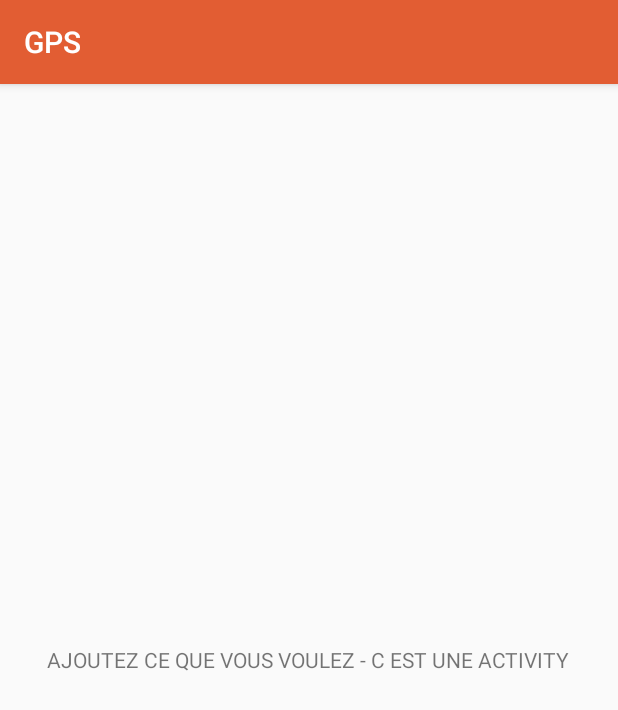
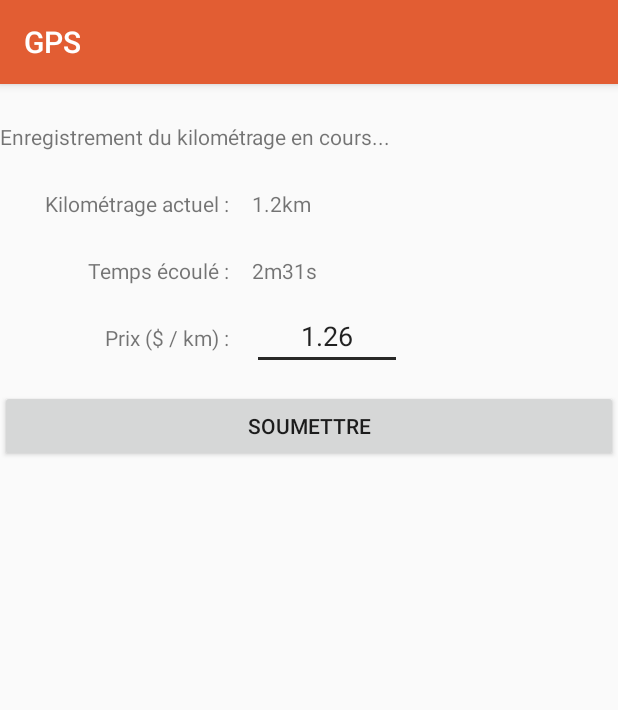
Before and after one commit to meurett/Mobile_projet_session, an Android app: the ActivityGPS screen opened directly, with no data from a screen before it, on a phone screen of 412 x 824 dp. Shown: the top 710 px of the screen. Run offline under Robolectric (Android 15) with nearby library versions, the phone set to English and light mode, and no system bars.

Commit message:
GUI de activity_GPS et fragment_gdrive

```diff
--- a/app/src/main/res/layout/activity_gps.xml
+++ b/app/src/main/res/layout/activity_gps.xml
@@ -1,21 +1,102 @@
 <?xml version="1.0" encoding="utf-8"?>
-<RelativeLayout xmlns:android="http://schemas.android.com/apk/res/android"
+<RelativeLayout
+    xmlns:android="http://schemas.android.com/apk/res/android"
     xmlns:tools="http://schemas.android.com/tools"
     android:id="@+id/activity_gps"
     android:layout_width="match_parent"
-    android:layout_height="match_parent"
-    android:paddingBottom="@dimen/activity_vertical_margin"
-    android:paddingLeft="@dimen/activity_horizontal_margin"
-    android:paddingRight="@dimen/activity_horizontal_margin"
-    android:paddingTop="@dimen/activity_vertical_margin"
+    android:layout_height="wrap_content"
+    android:gravity="center"
     tools:context="ca.ulaval.ima.projet_session.ActivityGPS">
 
     <TextView
-        android:text="AJOUTEZ CE QUE VOUS VOULEZ - C EST UNE ACTIVITY"
+        android:id="@+id/titre"
+        android:text="Enregistrement du kilométrage en cours..."
         android:layout_width="wrap_content"
         android:layout_height="wrap_content"
-        android:layout_centerVertical="true"
-        android:layout_centerHorizontal="true"
-        android:id="@+id/textView4"
-        tools:text="AJOUTEZ CE QUE VOUS VOULEZ - C EST UNE ACTIVITY" />
+        android:layout_marginTop="25dp"
+        />
+
+    <TextView
+        android:id="@+id/labelKilometrage"
+        android:text="Kilométrage actuel :"
+        android:layout_marginLeft="30dp"
+        android:layout_below="@id/titre"
+        android:layout_width="wrap_content"
+        android:layout_height="wrap_content"
+        android:layout_marginTop="25dp"
+        />
+
+    <TextView
+        android:id="@+id/kilometrage"
+        android:text="1.2km"
+        android:layout_toRightOf="@id/labelKilometrage"
+        android:layout_marginLeft="15dp"
+        android:layout_marginStart="15dp"
+        android:layout_alignBaseline="@+id/labelKilometrage"
+        android:layout_alignBottom="@+id/labelKilometrage"
+        android:layout_gravity="center"
+        android:layout_width="wrap_content"
+        android:layout_height="wrap_content"
+        android:layout_marginTop="25dp"
+        />
+
+    <TextView
+        android:id="@+id/labelTemps"
+        android:text="Temps écoulé :"
+        android:layout_width="wrap_content"
+        android:layout_height="wrap_content"
+        android:layout_below="@+id/labelKilometrage"
+        android:layout_alignRight="@+id/labelKilometrage"
+        android:layout_alignEnd="@+id/labelKilometrage"
+        android:layout_marginTop="25dp"
+        />
+
+    <TextView
+        android:id="@+id/temps"
+        android:text="2m31s"
+        android:layout_toRightOf="@id/labelTemps"
+        android:layout_marginLeft="15dp"
+        android:layout_marginStart="15dp"
+        android:layout_alignBaseline="@+id/labelTemps"
+        android:layout_alignBottom="@+id/labelTemps"
+        android:layout_gravity="center"
+        android:layout_width="wrap_content"
+        android:layout_height="wrap_content"
+        android:layout_marginTop="25dp"
+        />
+
+    <TextView
+        android:id="@+id/labelPrix"
+        android:text="Prix ($ / km) :"
+        android:layout_width="wrap_content"
+        android:layout_height="wrap_content"
+        android:layout_below="@+id/labelTemps"
+        android:layout_alignRight="@+id/labelTemps"
+        android:layout_alignEnd="@+id/labelTemps"
+        android:layout_marginTop="25dp"
+        />
+
+    <EditText
+        android:id="@+id/prix"
+        android:text="1.26"
+        android:layout_toRightOf="@id/labelPrix"
+        android:layout_marginLeft="15dp"
+        android:layout_marginStart="15dp"
+        android:layout_alignBaseline="@+id/labelPrix"
+        android:layout_alignBottom="@+id/labelPrix"
+        android:gravity="center"
+        android:layout_width="100dp"
+        android:layout_height="wrap_content"
+        android:layout_marginTop="25dp"
+        />
+
+    <Button
+        android:id="@+id/button_soumettre"
+        android:text="Soumettre"
+        android:layout_below="@+id/labelPrix"
+        android:layout_width="2500dp"
+        android:layout_height="wrap_content"
+        android:layout_marginTop="25dp"
+        />
+
 </RelativeLayout>
--- a/app/src/main/res/layout/fragment_gdrive.xml
+++ b/app/src/main/res/layout/fragment_gdrive.xml
@@ -1,16 +1,22 @@
 <?xml version="1.0" encoding="utf-8"?>
-<RelativeLayout xmlns:android="http://schemas.android.com/apk/res/android"
-    xmlns:tools="http://schemas.android.com/tools"
-    android:orientation="vertical" android:layout_width="match_parent"
-    android:layout_height="match_parent">
-
-
-    <TextView
-        android:text="GDRIVE"
+<LinearLayout xmlns:android="http://schemas.android.com/apk/res/android"
+              android:layout_width="match_parent"
+              android:layout_height="match_parent"
+              android:orientation="vertical"
+              android:gravity="center">
+    <Button
+        android:id="@+id/sauvegarder"
+        android:text="Sauvegarder"
         android:layout_width="wrap_content"
         android:layout_height="wrap_content"
-        android:layout_centerVertical="true"
-        android:layout_centerHorizontal="true"
-        android:id="@+id/textView2"
-        tools:text="GDRIVE" />
-</RelativeLayout>
+        android:layout_marginTop="25dp"
+        android:gravity="center"/>
+
+    <Button
+        android:id="@+id/restorer"
+        android:text="Restaurer"
+        android:layout_width="wrap_content"
+        android:layout_height="wrap_content"
+        android:layout_marginTop="25dp"
+        android:gravity="center"/>
+</LinearLayout>
```
